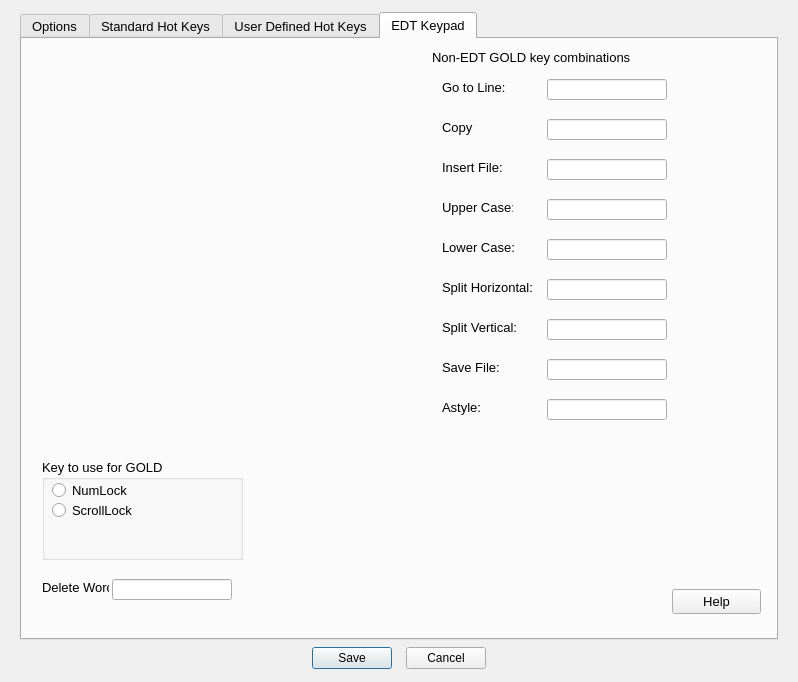
Qt form forms/dialog_options.ui (RolandHughes/diamond) before a commit.
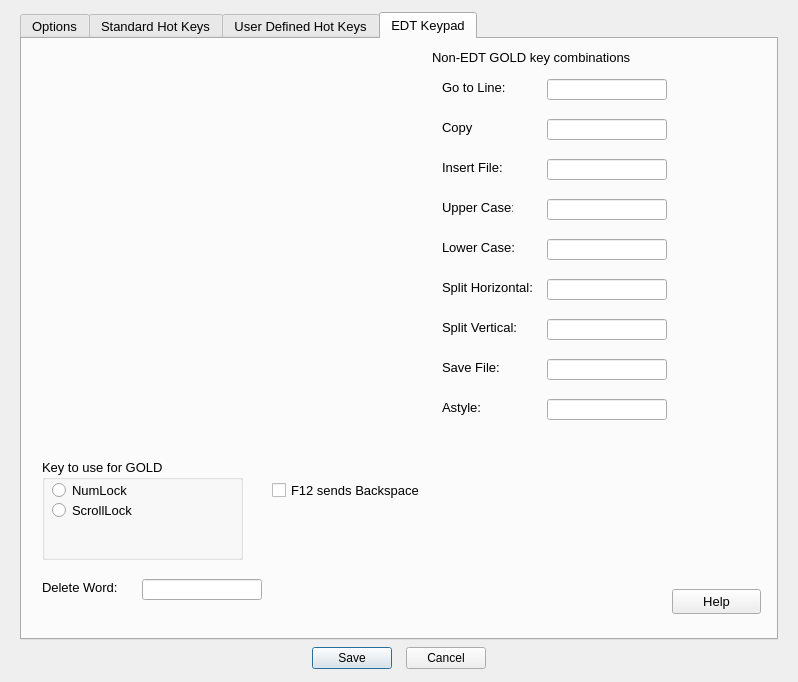
The same form after that commit. Custom widgets are drawn as their Qt base class.

Commit message:
Couple of dialog bug fixes and F12
Fixed the blank name when canceling import, now check for duplicate name when copying. Also added support for F12 as Backspace key to be more like the VMS environment for EDT.

What changed in the file:
```diff
--- a/forms/dialog_options.ui
+++ b/forms/dialog_options.ui
@@ -2474,7 +2474,7 @@
         <rect>
          <x>20</x>
          <y>540</y>
-         <width>67</width>
+         <width>90</width>
          <height>17</height>
         </rect>
        </property>
@@ -2488,7 +2488,7 @@
        </property>
        <property name="geometry">
         <rect>
-         <x>90</x>
+         <x>120</x>
          <y>540</y>
          <width>120</width>
          <height>21</height>
@@ -2513,6 +2513,19 @@
         <bool>true</bool>
        </property>
       </widget>
+      <widget class="QCheckBox" name="f12AsBackspace_CKB">
+       <property name="geometry">
+        <rect>
+         <x>250</x>
+         <y>440</y>
+         <width>161</width>
+         <height>23</height>
+        </rect>
+       </property>
+       <property name="text">
+        <string>F12 sends Backspace</string>
+       </property>
+      </widget>
      </widget>
     </widget>
    </item>
```
The commit also changes 5 other files.
